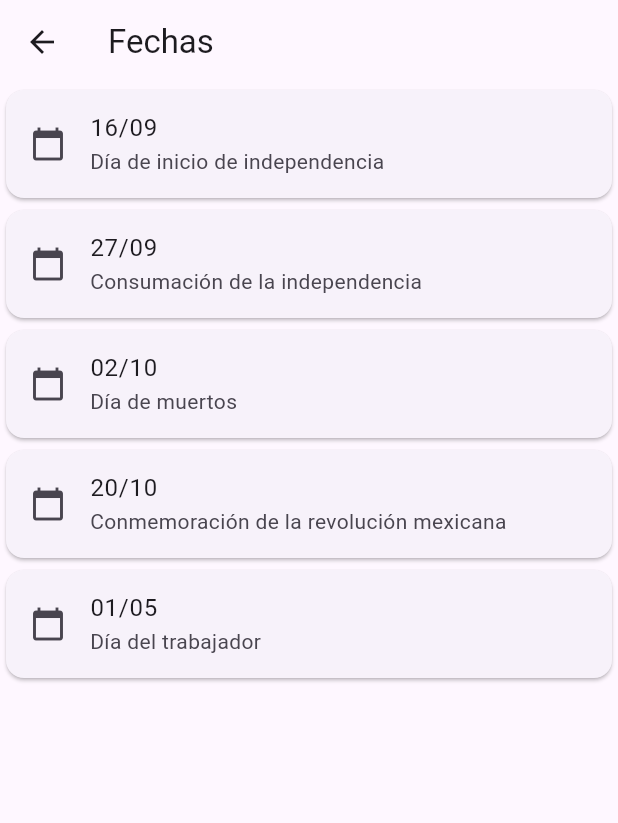
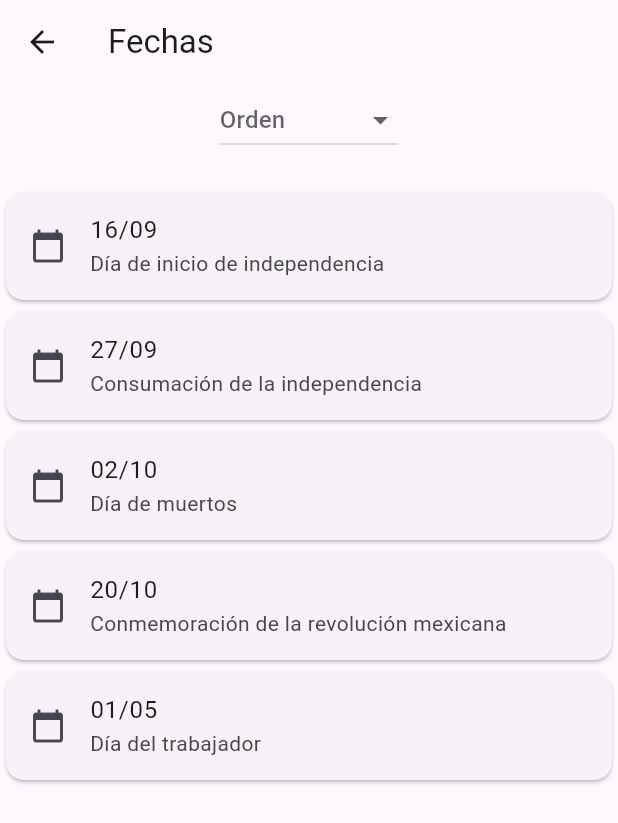
Before and after one commit to sara-jr/proyecto-flutter, a Flutter app: the screen it shows after launch, after a tap on "Fechas importantes", on a phone screen of 412 x 824 dp. Shown: the top 823 px of the screen. Run offline on Flutter 3.47's test engine with Material 3 defaults, Android fonts, the phone set to English and light mode, and no system bars; our stand-ins replace carousel_slider, flutter_animate, flutter_rating_bar.

Commit message:
Agregada dropdown para ordenar los días feriados, parte de la practica 21

```diff
--- a/lib/hollydays.dart
+++ b/lib/hollydays.dart
@@ -27,6 +27,7 @@ class HollydayListState extends State<HollydayList> {
           .loadString('assets/hollydays.json'));
       newHollydays = List.from(rawJson.map((e) => Map<String, String>.from(e)));
     } catch (exception) {
+      print(exception);
       return;
     }
     setState(() {
@@ -51,16 +52,44 @@ class HollydayListState extends State<HollydayList> {
     );
   }
 
+  void sortItems(bool? value) {
+    if (value == null) {
+      return;
+    }
+    final sign = value ? 1 : -1;
+
+    setState(() {
+      hollydays.sort((Map<String, String> a, Map<String, String> b) =>
+          a['name']!.compareTo(b['name'] ?? '') * sign);
+    });
+  }
+
   @override
   Widget build(BuildContext context) {
     return Scaffold(
         appBar: AppBar(
           title: const Text('Fechas'),
         ),
-      body: ListView.builder(
+        body: Column(
+          children: [
+            DropdownButton(
+              borderRadius: BorderRadius.circular(10),
+              hint: const Text('Orden'),
+              items: const [
+                DropdownMenuItem<bool>(value: true, child: Text('Ascendente')),
+                DropdownMenuItem<bool>(
+                    value: false, child: Text('Descendente')),
+              ],
+              onChanged: sortItems,
+            ),
+            const SizedBox(height: 20),
+            ListView.builder(
               itemBuilder: buildEntry,
               itemCount: hollydays.length,
+              scrollDirection: Axis.vertical,
+              shrinkWrap: true,
             ),
-    );
+          ],
+        ));
   }
 }
```
Lines whose indentation alone changed are shown as unchanged.
